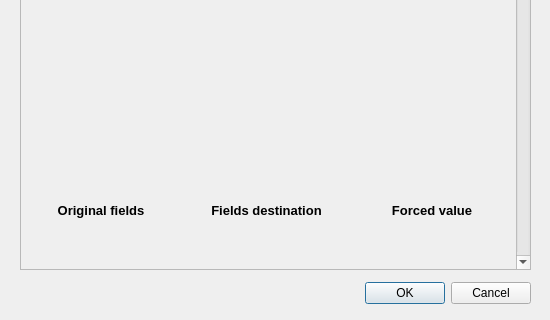
The window that Super_Copier_dialog_fields.ui (IDTruke/QGIS-Super_Copier) describes before a commit, drawn with Qt 5; both pictures show x 0 to 550 and y 167 to 487 of the 550 by 487 pixel window.
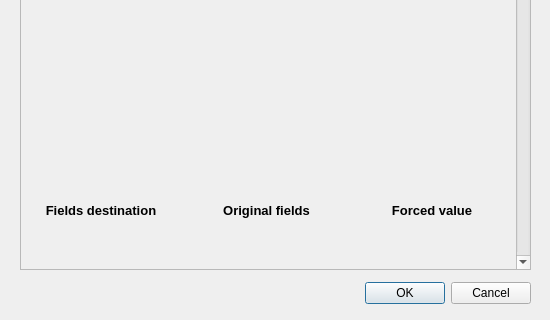
The same window after the commit.

Commit message:
Reversing Header Names
Reversing Header Names Following a Copy Paste Error

Patch:
```diff
--- a/Super_Copier_dialog_fields.ui
+++ b/Super_Copier_dialog_fields.ui
@@ -89,7 +89,7 @@
          <property name="verticalSpacing">
           <number>6</number>
          </property>
-         <item row="0" column="1">
+         <item row="0" column="0">
           <widget class="QLabel" name="label_2">
            <property name="maximumSize">
             <size>
@@ -102,7 +102,7 @@
            </property>
           </widget>
          </item>
-         <item row="0" column="0">
+         <item row="0" column="1">
           <widget class="QLabel" name="label_3">
            <property name="maximumSize">
             <size>
```
